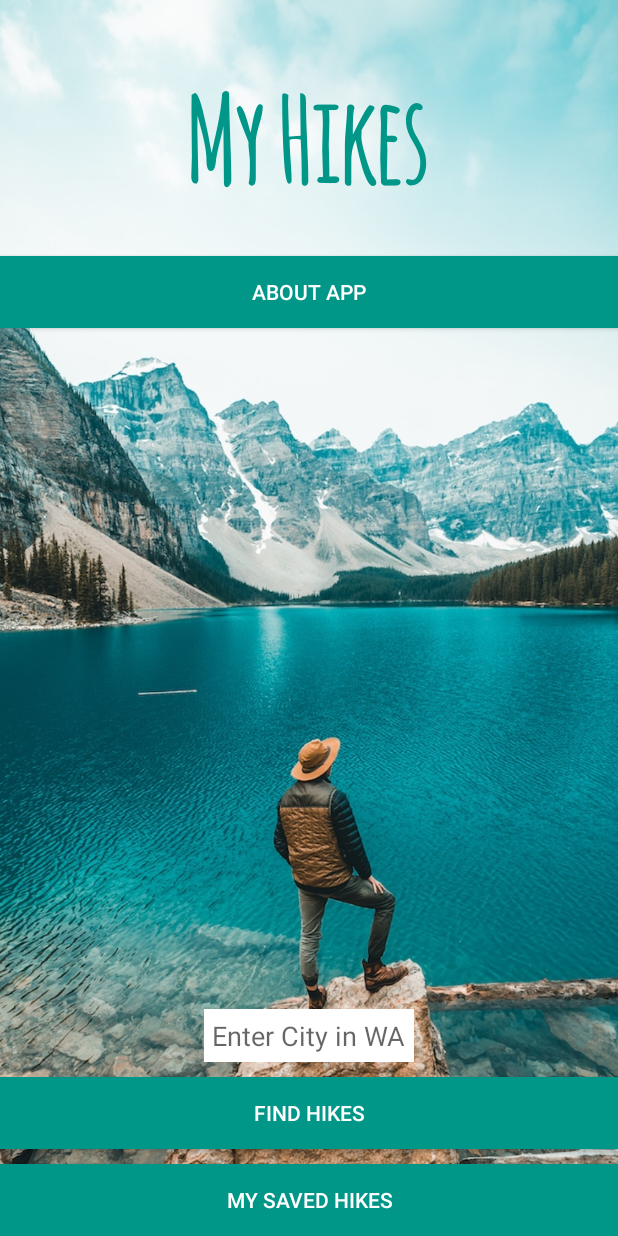
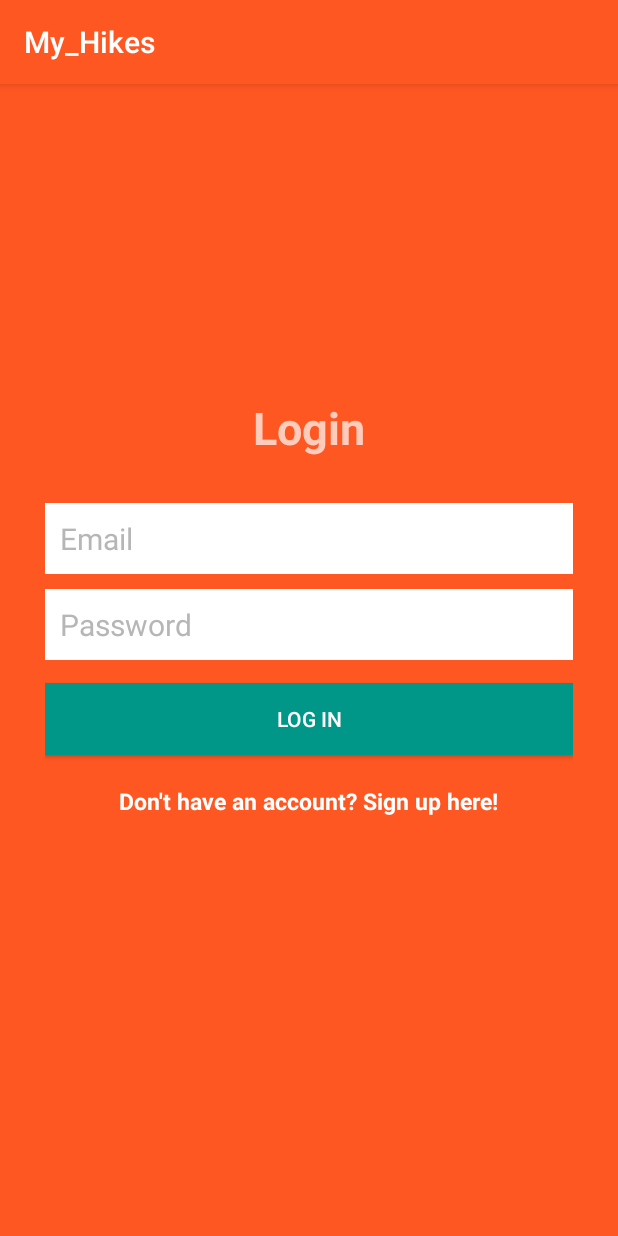
Before and after one commit to AlenaSG/MyHikes, an Android app: the screen it shows after launch (MainActivity before the commit, LoginActivity after it), on a phone screen of 412 x 824 dp. Run offline under Robolectric (Android 15) with nearby library versions, the phone set to English and light mode, and no system bars.

Commit message:
add activities and layout for user authentication

```diff
--- a/app/build.gradle
+++ b/app/build.gradle
@@ -46,10 +46,11 @@ dependencies {
     androidTestCompile('com.android.support.test.espresso:espresso-core:2.2.2', {
         exclude group: 'com.android.support', module: 'support-annotations'
     })
+
+    compile 'com.google.firebase:firebase-auth:9.6.1'
     compile 'com.firebaseui:firebase-ui-database:0.4.1'
-    compile 'com.google.firebase:firebase-database:9.2.1'
+    compile 'com.google.firebase:firebase-database:9.6.1'
     compile 'org.parceler:parceler-api:1.1.6'
-    annotationProcessor 'org.parceler:parceler:1.1.6'
     compile 'com.squareup.okhttp3:okhttp:3.2.0'
     compile 'se.akerfeldt:okhttp-signpost:1.1.0'
     compile 'com.android.support:recyclerview-v7:26.0.0-alpha1'
@@ -58,5 +59,6 @@ dependencies {
     compile 'com.jakewharton:butterknife:7.0.1'
     compile 'com.android.support:support-v4:26.+'
     testCompile 'junit:junit:4.12'
+    annotationProcessor 'org.parceler:parceler:1.1.6'
 }
 apply plugin: 'com.google.gms.google-services'
--- /dev/null
+++ b/app/src/main/java/com/epicodus/my_hikes/LoginActivity.java
@@ -0,0 +1,13 @@
+package com.epicodus.my_hikes;
+
+import android.support.v7.app.AppCompatActivity;
+import android.os.Bundle;
+
+public class LoginActivity extends AppCompatActivity {
+
+    @Override
+    protected void onCreate(Bundle savedInstanceState) {
+        super.onCreate(savedInstanceState);
+        setContentView(R.layout.activity_login);
+    }
+}
--- a/app/src/main/res/layout/activity_hikes.xml
+++ b/app/src/main/res/layout/activity_hikes.xml
@@ -13,7 +13,7 @@
     <TextView
         android:layout_width="wrap_content"
         android:layout_height="wrap_content"
-        android:text="Restaurants near "
+        android:text="Hikes near "
         android:id="@+id/locationTextView"
         android:layout_alignParentTop="true"
         android:layout_centerHorizontal="true"
--- /dev/null
+++ b/app/src/main/res/layout/activity_login.xml
@@ -0,0 +1,80 @@
+<?xml version="1.0" encoding="utf-8"?>
+<RelativeLayout
+    xmlns:android="http://schemas.android.com/apk/res/android"
+    xmlns:tools="http://schemas.android.com/tools"
+    android:layout_width="match_parent"
+    android:layout_height="match_parent"
+    tools:context="com.epicodus.my_hikes.LoginActivity"
+    android:background="@color/colorPrimary">
+
+    <LinearLayout
+        android:orientation="vertical"
+        android:layout_width="match_parent"
+        android:layout_height="wrap_content"
+        android:padding="30dp"
+        android:layout_centerVertical="true"
+        android:layout_centerHorizontal="true"
+        android:id="@+id/linearLayout">
+
+        <EditText
+            android:id="@+id/emailEditText"
+            android:layout_width="match_parent"
+            android:layout_height="wrap_content"
+            android:background="@android:color/white"
+            android:hint="Email"
+            android:inputType="textEmailAddress"
+            android:nextFocusDown="@+id/passwordEditText"
+            android:padding="10dp"
+            android:layout_marginBottom="10dp"
+            android:textColor="@android:color/black"
+            android:textColorHint="@color/colorDivider"
+            android:textSize="20sp" />
+
+        <EditText
+            android:id="@+id/passwordEditText"
+            android:layout_width="match_parent"
+            android:layout_height="wrap_content"
+            android:background="@android:color/white"
+            android:hint="Password"
+            android:inputType="textPassword"
+            android:nextFocusDown="@+id/passwordEditText"
+            android:padding="10dp"
+            android:textColor="@android:color/black"
+            android:textColorHint="@color/colorDivider"
+            android:textSize="20sp" />
+
+
+        <Button
+            android:id="@+id/passwordLoginButton"
+            android:layout_width="match_parent"
+            android:layout_height="wrap_content"
+            android:padding="10dp"
+            android:text="Log in"
+            android:background="@color/colorAccent"
+            android:layout_marginTop="15dp"
+            android:textColor="@color/colorTextIcons" />
+
+        <TextView
+            android:layout_width="wrap_content"
+            android:layout_height="wrap_content"
+            android:layout_marginTop="20dp"
+            android:textColor="@color/colorTextIcons"
+            android:textStyle="bold"
+            android:textSize="15sp"
+            android:text="Don't have an account? Sign up here!"
+            android:id="@+id/registerTextView"
+            android:layout_gravity="center_horizontal" />
+
+    </LinearLayout>
+
+    <TextView
+        android:layout_width="wrap_content"
+        android:layout_height="wrap_content"
+        android:text="Login"
+        android:textColor="@color/colorPrimaryLight"
+        android:textSize="30dp"
+        android:textStyle="bold"
+        android:layout_above="@+id/linearLayout"
+        android:layout_centerHorizontal="true" />
+
+</RelativeLayout>
```
Also changed, not shown: app/src/main/AndroidManifest.xml (+9 -5 lines), app/src/main/java/com/epicodus/my_hikes/CreateAccountActivity.java (added, +13 -0 lines), app/src/main/res/layout/activity_create_account.xml (added, +108 -0 lines).
